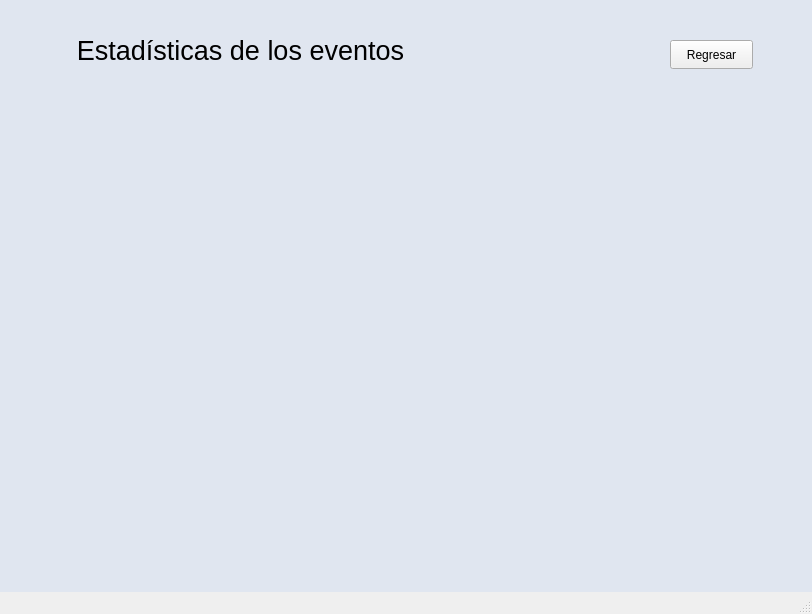
This is Proyecto/ProyectoEventos/mainwindow.ui in ValeriaMora27/Proyecto-i2023-ie2017 as Qt 5 draws it before an edit. The edited form follows.
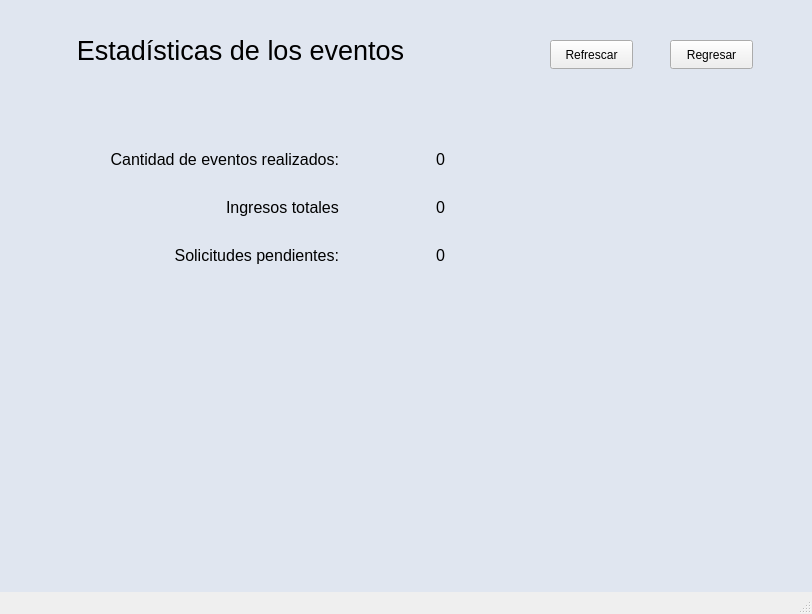
This is the edited form. The open tabs and pages were chosen to show the change. Icons and pictures are not drawn.

```diff
--- a/Proyecto/ProyectoEventos/mainwindow.ui
+++ b/Proyecto/ProyectoEventos/mainwindow.ui
@@ -1389,6 +1389,88 @@
        <string>Regresar</string>
       </property>
      </widget>
+     <widget class="QPushButton" name="pushButton_Refrescar">
+      <property name="geometry">
+       <rect>
+        <x>550</x>
+        <y>40</y>
+        <width>83</width>
+        <height>29</height>
+       </rect>
+      </property>
+      <property name="text">
+       <string>Refrescar</string>
+      </property>
+     </widget>
+     <widget class="QWidget" name="">
+      <property name="geometry">
+       <rect>
+        <x>110</x>
+        <y>150</y>
+        <width>421</width>
+        <height>251</height>
+       </rect>
+      </property>
+      <layout class="QFormLayout" name="formLayout_6">
+       <property name="labelAlignment">
+        <set>Qt::AlignRight|Qt::AlignTrailing|Qt::AlignVCenter</set>
+       </property>
+       <property name="horizontalSpacing">
+        <number>11</number>
+       </property>
+       <property name="verticalSpacing">
+        <number>29</number>
+       </property>
+       <item row="0" column="0">
+        <widget class="QLabel" name="label_cantEventos">
+         <property name="text">
+          <string>&lt;html&gt;&lt;head/&gt;&lt;body&gt;&lt;p&gt;&lt;span style=&quot; font-size:12pt;&quot;&gt;Cantidad de eventos realizados:&lt;/span&gt;&lt;/p&gt;&lt;/body&gt;&lt;/html&gt;</string>
+         </property>
+         <property name="alignment">
+          <set>Qt::AlignRight|Qt::AlignTrailing|Qt::AlignVCenter</set>
+         </property>
+        </widget>
+       </item>
+       <item row="0" column="1">
+        <widget class="QLabel" name="label_numCantEventos">
+         <property name="text">
+          <string>&lt;html&gt;&lt;head/&gt;&lt;body&gt;&lt;p align=&quot;center&quot;&gt;&lt;span style=&quot; font-size:12pt;&quot;&gt;0&lt;/span&gt;&lt;/p&gt;&lt;/body&gt;&lt;/html&gt;</string>
+         </property>
+        </widget>
+       </item>
+       <item row="1" column="0">
+        <widget class="QLabel" name="label_ingresos">
+         <property name="text">
+          <string>&lt;html&gt;&lt;head/&gt;&lt;body&gt;&lt;p&gt;&lt;span style=&quot; font-size:12pt;&quot;&gt;Ingresos totales&lt;/span&gt;&lt;/p&gt;&lt;/body&gt;&lt;/html&gt;</string>
+         </property>
+        </widget>
+       </item>
+       <item row="1" column="1">
+        <widget class="QLabel" name="label_numIngresos">
+         <property name="text">
+          <string>&lt;html&gt;&lt;head/&gt;&lt;body&gt;&lt;p align=&quot;center&quot;&gt;&lt;span style=&quot; font-size:12pt;&quot;&gt;0&lt;/span&gt;&lt;/p&gt;&lt;/body&gt;&lt;/html&gt;</string>
+         </property>
+        </widget>
+       </item>
+       <item row="2" column="0">
+        <widget class="QLabel" name="label_solicitudesPendientes">
+         <property name="text">
+          <string>&lt;html&gt;&lt;head/&gt;&lt;body&gt;&lt;p&gt;&lt;span style=&quot; font-size:12pt;&quot;&gt;Solicitudes pendientes:&lt;/span&gt;&lt;/p&gt;&lt;/body&gt;&lt;/html&gt;</string>
+         </property>
+         <property name="alignment">
+          <set>Qt::AlignRight|Qt::AlignTrailing|Qt::AlignVCenter</set>
+         </property>
+        </widget>
+       </item>
+       <item row="2" column="1">
+        <widget class="QLabel" name="label_numSolicitudesPendientes">
+         <property name="text">
+          <string>&lt;html&gt;&lt;head/&gt;&lt;body&gt;&lt;p align=&quot;center&quot;&gt;&lt;span style=&quot; font-size:12pt;&quot;&gt;0&lt;/span&gt;&lt;/p&gt;&lt;/body&gt;&lt;/html&gt;</string>
+         </property>
+        </widget>
+       </item>
+      </layout>
+     </widget>
     </widget>
     <widget class="QWidget" name="page09_SolicitudesE">
      <widget class="QLabel" name="label_6">
```
Left out of the diff: 2 changed lines with no effect on the pictures.
